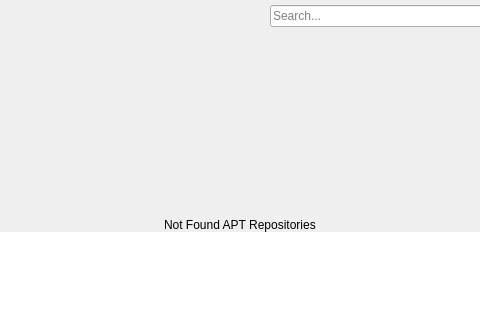
Qt form shared/nexis/Pages/AptSourceManager/apt_source_manager_page.ui (s4solutionsllc/Nexis) before a commit; both pictures show x 178 to 658 and y 0 to 336 of the 836 by 582 pixel window.
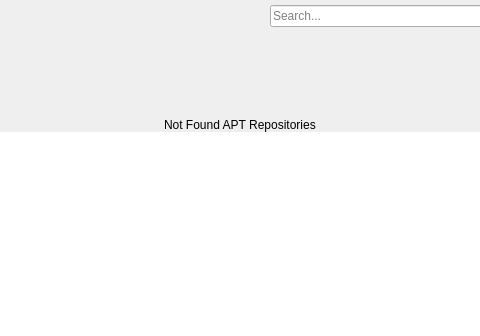
The same form after that commit. Icons and pictures are not drawn.

What changed in the file:
```diff
--- a/shared/nexis/Pages/AptSourceManager/apt_source_manager_page.ui
+++ b/shared/nexis/Pages/AptSourceManager/apt_source_manager_page.ui
@@ -91,13 +91,13 @@
            <property name="minimumSize">
             <size>
              <width>0</width>
-             <height>200</height>
+             <height>100</height>
             </size>
            </property>
            <property name="maximumSize">
             <size>
              <width>16777215</width>
-             <height>200</height>
+             <height>100</height>
             </size>
            </property>
            <property name="styleSheet">
```
